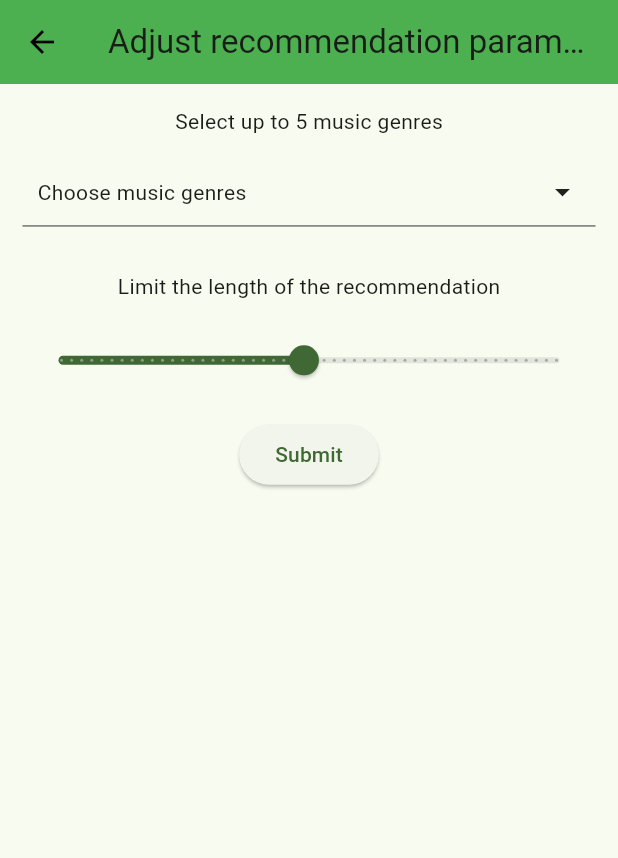
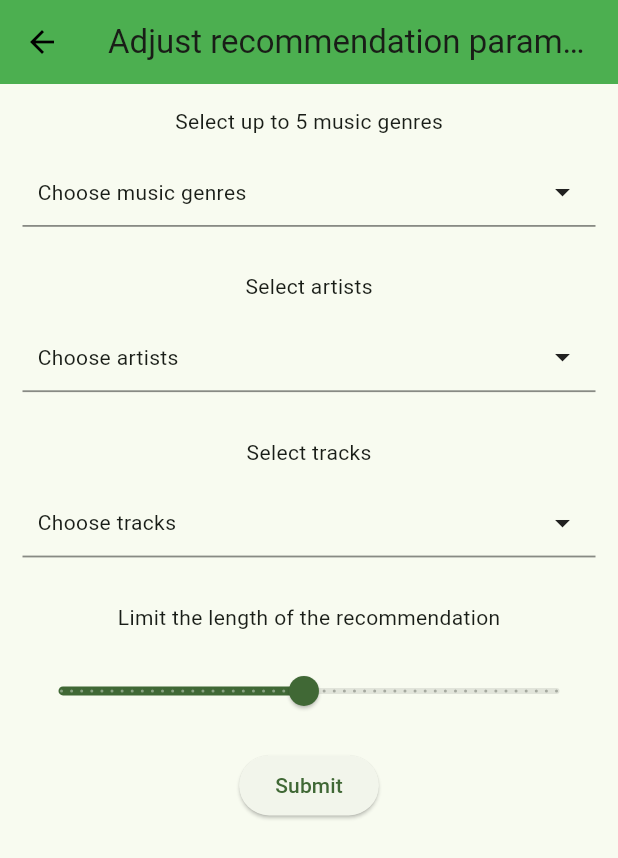
Before and after one commit to miguelgarglez/tfm, a Flutter app: the GetRecommendations screen opened directly with empty values, after a tap on "Submit", on a phone screen of 412 x 824 dp. Shown: the top 858 px of the screen. Run offline on Flutter 3.47's test engine with Material 2 defaults, Android fonts, the phone set to English and light mode, and no system bars; drawn by our look-alikes of multi_select_flutter; our stand-ins replace hive_flutter; accounts and stored records are empty.

Commit message:
Formulario de recomendacion con genreros, artistas y canciones

```diff
--- a/lib/artist.dart
+++ b/lib/artist.dart
@@ -37,7 +37,7 @@ class Artist {
 }
 
 class ArtistTile extends StatelessWidget {
-  Artist item;
+  final Artist item;
 
   ArtistTile({super.key, required this.item});
   @override
--- a/lib/forms.dart
+++ b/lib/forms.dart
@@ -1,3 +1,4 @@
+import 'package:combined_playlist_maker/artist.dart';
 import 'package:combined_playlist_maker/main.dart';
 import 'package:combined_playlist_maker/requests.dart';
 import 'package:combined_playlist_maker/track.dart';
@@ -6,7 +7,7 @@ import 'package:flutter/material.dart';
 import 'package:multi_select_flutter/multi_select_flutter.dart';
 
 class GetTopItems extends StatefulWidget {
-  late User? user;
+  final User? user;
 
   GetTopItems({super.key, this.user});
   @override
@@ -21,7 +22,6 @@ class _GetTopItemsState extends State<GetTopItems> {
 
   // Controladores para los campos de entrada
   final controller = TextEditingController();
-  final _formKey = GlobalKey<FormState>();
 
   @override
   void dispose() {
@@ -140,24 +140,30 @@ class _GetTopItemsState extends State<GetTopItems> {
 }
 
 class GetRecommendations extends StatefulWidget {
-  late User? user;
-  late List? genreOptions;
+  final User? user;
+  final List? genreOptions;
+  final List? trackOptions;
+  final List? artistOptions;
 
-  GetRecommendations({super.key, this.user, this.genreOptions});
+  GetRecommendations(
+      {super.key,
+      this.user,
+      this.genreOptions,
+      this.trackOptions,
+      this.artistOptions});
   @override
   _GetRecommendationsState createState() => _GetRecommendationsState();
 }
 
 class _GetRecommendationsState extends State<GetRecommendations> {
   // Variables para los valores del formulario
-  //List seedArtists = [];
-  //List seedTracks = [];
+  List seedArtists = [];
+  List seedTracks = [];
   List seedGenres = [];
   double limit = 25;
 
   // Controladores para los campos de entrada
   final controller = TextEditingController();
-  final _formKey = GlobalKey<FormState>();
 
   @override
   void dispose() {
@@ -182,8 +188,16 @@ class _GetRecommendationsState extends State<GetRecommendations> {
 
   @override
   Widget build(BuildContext context) {
-    final _items = widget.genreOptions!
+    Map _items = {};
+
+    _items['seed_genres'] = widget.genreOptions!
         .map((genre) => MultiSelectItem(genre, genre))
+        .toList();
+    _items['seed_artists'] = widget.artistOptions!
+        .map((artist) => MultiSelectItem(artist.id, artist.name))
+        .toList();
+    _items['seed_tracks'] = widget.trackOptions!
+        .map((track) => MultiSelectItem(track.id, track.name))
         .toList();
     return Scaffold(
       appBar: AppBar(
@@ -199,14 +213,48 @@ class _GetRecommendationsState extends State<GetRecommendations> {
             Padding(
                 padding: const EdgeInsets.all(15.0),
                 child: MultiSelectDialogField(
-                  items: _items,
+                  items: _items['seed_genres'],
                   initialValue: [],
-                  title: Text('Select up to 5 genres'),
+                  title: Text('Select genres'),
                   selectedColor: Colors.green,
                   buttonIcon: Icon(Icons.arrow_drop_down),
                   buttonText: Text('Choose music genres'),
                   onConfirm: (results) {
                     seedGenres = results;
+                  },
+                )),
+            Padding(
+              padding: const EdgeInsets.only(left: 15, right: 15, top: 15),
+              child: Text('Select artists'),
+            ),
+            Padding(
+                padding: const EdgeInsets.all(15.0),
+                child: MultiSelectDialogField(
+                  items: _items['seed_artists'],
+                  initialValue: [],
+                  title: Text('Select up to 5 artists'),
+                  selectedColor: Colors.green,
+                  buttonIcon: Icon(Icons.arrow_drop_down),
+                  buttonText: Text('Choose artists'),
+                  onConfirm: (results) {
+                    seedArtists = results;
+                  },
+                )),
+            Padding(
+              padding: const EdgeInsets.only(left: 15, right: 15, top: 15),
+              child: Text('Select tracks'),
+            ),
+            Padding(
+                padding: const EdgeInsets.all(15.0),
+                child: MultiSelectDialogField(
+                  items: _items['seed_tracks'],
+                  initialValue: [],
+                  title: Text('Select up to 5 tracks'),
+                  selectedColor: Colors.green,
+                  buttonIcon: Icon(Icons.arrow_drop_down),
+                  buttonText: Text('Choose tracks'),
+                  onConfirm: (results) {
+                    seedArtists = results;
                   },
                 )),
             Padding(
@@ -218,7 +266,8 @@ class _GetRecommendationsState extends State<GetRecommendations> {
             ElevatedButton(
               onPressed: () {
                 print('Va a ejecutar getRecommendations!!');
-                getRecommendations(widget.user!.id, seedGenres, limit)
+                getRecommendations(widget.user!.id, seedGenres, seedArtists,
+                        seedTracks, limit)
                     .then((recommendationsList) => Navigator.push(
                         context,
                         MaterialPageRoute(
--- a/lib/main.dart
+++ b/lib/main.dart
@@ -158,7 +158,7 @@ void deleteContentFromHive() async {
 }
 
 class ItemDisplay extends StatelessWidget {
-  List items;
+  final List items;
 
   ItemDisplay({super.key, required this.items});
 
--- a/lib/requests.dart
+++ b/lib/requests.dart
@@ -218,8 +218,8 @@ Future<List> getUsersTopItems(
   return [];
 }
 
-Future<List> getRecommendations(
-    String userId, List genreSeeds, double limit) async {
+Future<List> getRecommendations(String userId, List genreSeeds,
+    List artistSeeds, List trackSeeds, double limit) async {
   var usersBox = Hive.box<User>('Users');
   User? user = usersBox.get(userId);
   var accessToken = user!.accessToken;
@@ -229,13 +229,13 @@ Future<List> getRecommendations(
   final args = {
     'market': 'ES',
     'limit': limit.round().toString(),
-    'seed_artists': [],
+    'seed_artists': artistSeeds,
     'seed_genres': genreSeeds,
-    'seed_tracks': [],
+    'seed_tracks': trackSeeds,
   };
 
   final Uri uri = Uri.https('api.spotify.com', '/v1/recommendations', args);
-  print('Uri generada: ${uri.path}');
+  print('Uri generada: ${uri}');
   try {
     final response = await get(
       uri,
--- a/lib/track.dart
+++ b/lib/track.dart
@@ -56,7 +56,7 @@ class Track {
 }
 
 class TrackTile extends StatelessWidget {
-  Track item;
+  final Track item;
 
   TrackTile({super.key, required this.item});
   @override
```
Also changed, not shown: lib/user.dart (+19 -3 lines).
